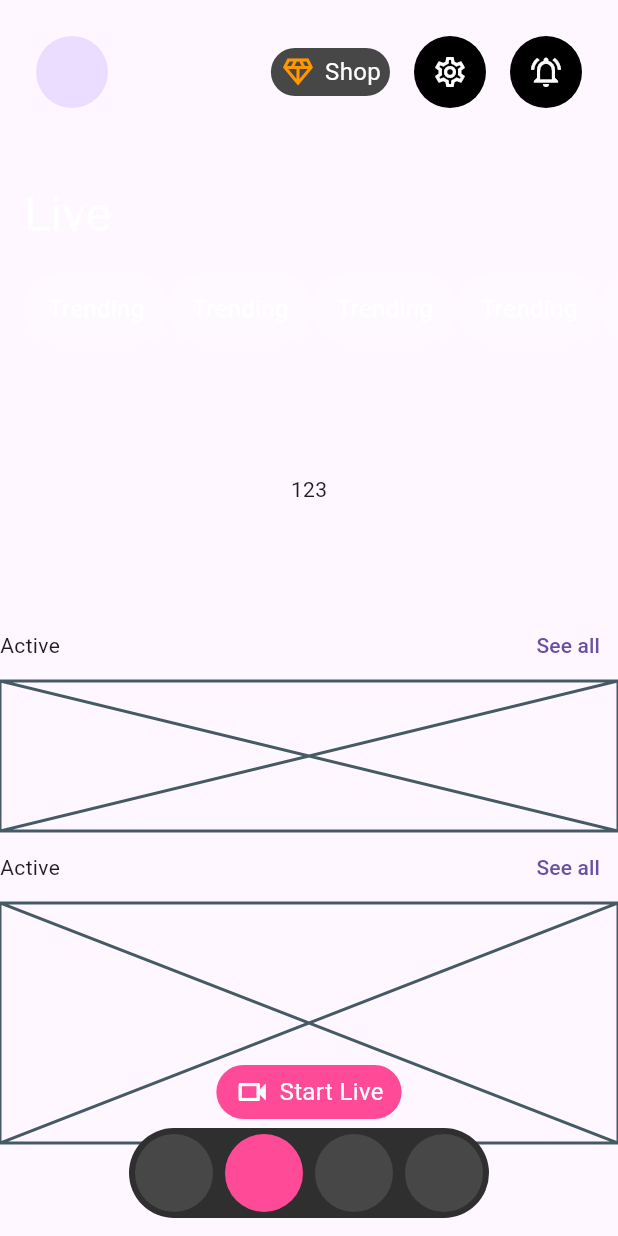
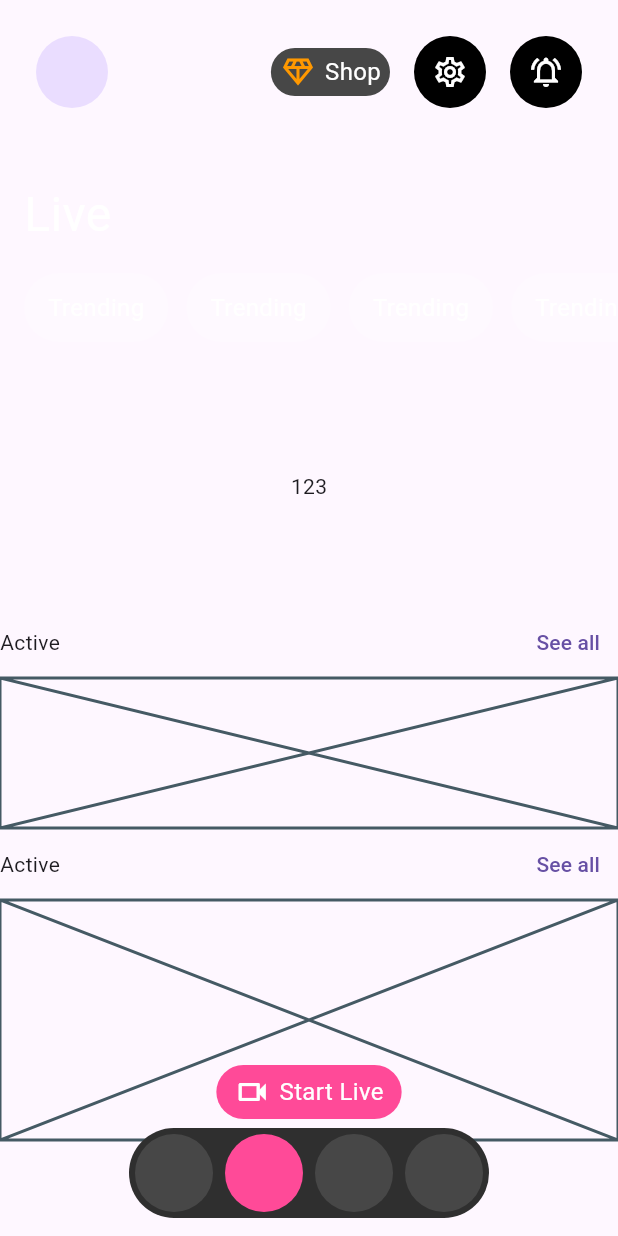
Before and after one commit to JAICHANGPARK/flutter_notebook_chapter_43, a Flutter app: the AiVideoHomePage screen opened directly, on a phone screen of 412 x 824 dp. Run offline on Flutter 3.47's test engine with Material 3 defaults, Android fonts, the phone set to English and light mode, and no system bars; our stand-ins replace gap, hugeicons, percent_indicator.

Commit message:
Update ai_video_home_page.dart

```diff
--- a/lib/ep2181_ai_video_chat_app/ui/ai_video_home_page.dart
+++ b/lib/ep2181_ai_video_chat_app/ui/ai_video_home_page.dart
@@ -107,7 +107,7 @@ class _AiVideoHomePageState extends State<AiVideoHomePage> {
                           ),
                         ),
                         Container(
-                          height: 48,
+                          height: 46,
                           child: ListView.builder(
                             scrollDirection: Axis.horizontal,
                             itemCount: 10,
@@ -120,6 +120,7 @@ class _AiVideoHomePageState extends State<AiVideoHomePage> {
                                 padding: EdgeInsets.symmetric(
                                   horizontal: 16,
                                 ),
+                                margin: EdgeInsets.only(right: 12),
                                 child: Center(
                                   child: Text(
                                     "Trending",
```
